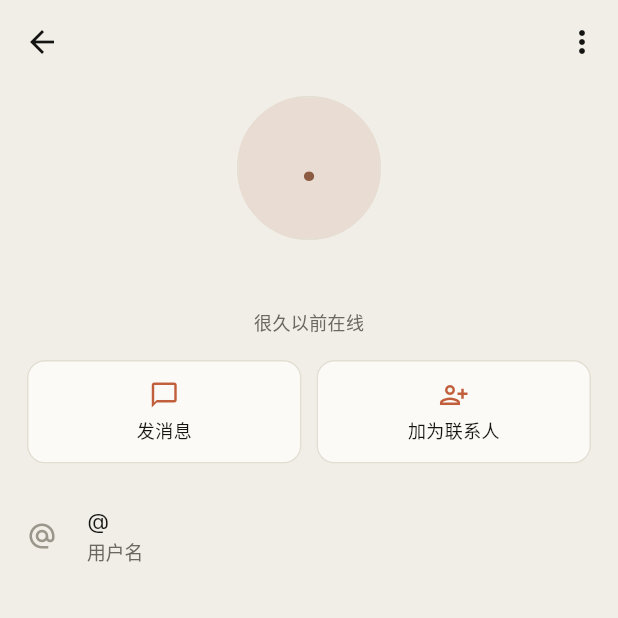
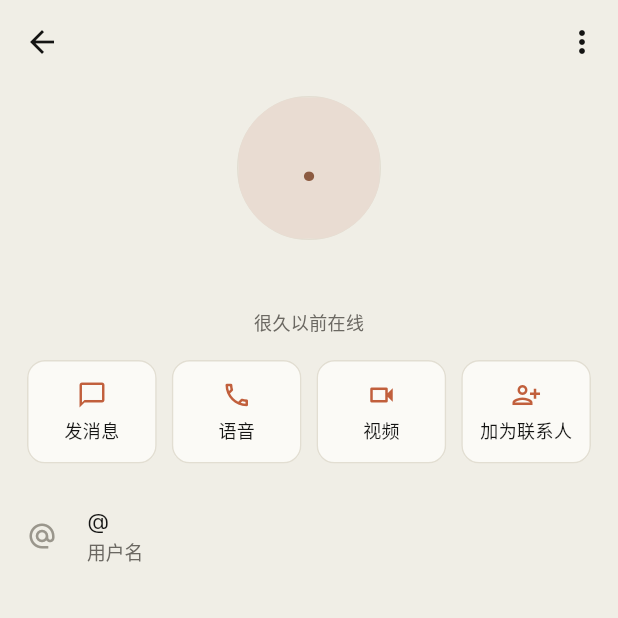
Before and after one commit to hanpaopao66/chaojizan, a Flutter app: the UserProfilePage screen opened directly with empty values, on a phone screen of 412 x 824 dp, the top half of it. Run offline on Flutter 3.47's test engine with Material 3 defaults, Android fonts, the phone set to English and light mode, and no system bars; our stand-ins replace audioplayers, cached_network_image, geolocator, image_picker, open_filex, package_info_plus and 8 more; missing offline and left inert: dart:js_interop, dart:ui_web, fast_gbk, file_selector, flutter_foreground_task, flutter_tencent_map and 7 more; accounts and stored records are empty.

Commit message:
feat(user_app): 资料页能直接打语音、视频电话
和 Telegram 一样,资料页的按钮是发消息 / 语音 / 视频 / 加为联系人;
机器人、拉黑了、通话没开放(生产缺省关)时不出这两个按钮

```diff
--- a/apps/user_app/lib/chat/pages/user_profile_page.dart
+++ b/apps/user_app/lib/chat/pages/user_profile_page.dart
@@ -3,6 +3,7 @@ import 'package:flutter/services.dart';
 import 'package:share_plus/share_plus.dart';
 import 'package:superz_shared/superz_shared.dart';
 
+import '../calls/call_controller.dart';
 import '../chat_page.dart';
 import '../models.dart';
 import '../store.dart';
@@ -97,6 +98,13 @@ class _UserProfilePageState extends State<UserProfilePage> {
   }
 
   /// 把机器人拉进一个我能邀请人的群
+  Future<void> _call(ChatUser u, {required bool video}) async {
+    final ok = await CallController.instance.start(u.id, u.displayName, u.avatar, video: video);
+    if (!ok && mounted) {
+      ScaffoldMessenger.of(context).showSnackBar(const SnackBar(content: Text('正在通话中,先挂掉这一通')));
+    }
+  }
+
   Future<void> _addBotToGroup(ChatUser bot) async {
     final groups = [for (final c in store.sortedChats()) if (c.isGroup && c.can('invite_users')) c];
     if (groups.isEmpty) {
@@ -203,6 +211,13 @@ class _UserProfilePageState extends State<UserProfilePage> {
                         },
                 ),
               ),
+              // 语音 / 视频通话(Telegram 的资料页也能直接打);机器人、拉黑了、通话没开放时不出
+              if (!u.isBot && !u.blocked && RemoteCopy.feature('calls')) ...[
+                const SizedBox(width: 10),
+                Expanded(child: _ActionButton(icon: Icons.call_outlined, label: '语音', onTap: () => _call(u, video: false))),
+                const SizedBox(width: 10),
+                Expanded(child: _ActionButton(icon: Icons.videocam_outlined, label: '视频', onTap: () => _call(u, video: true))),
+              ],
               const SizedBox(width: 10),
               Expanded(
                 child: u.isBot
```
